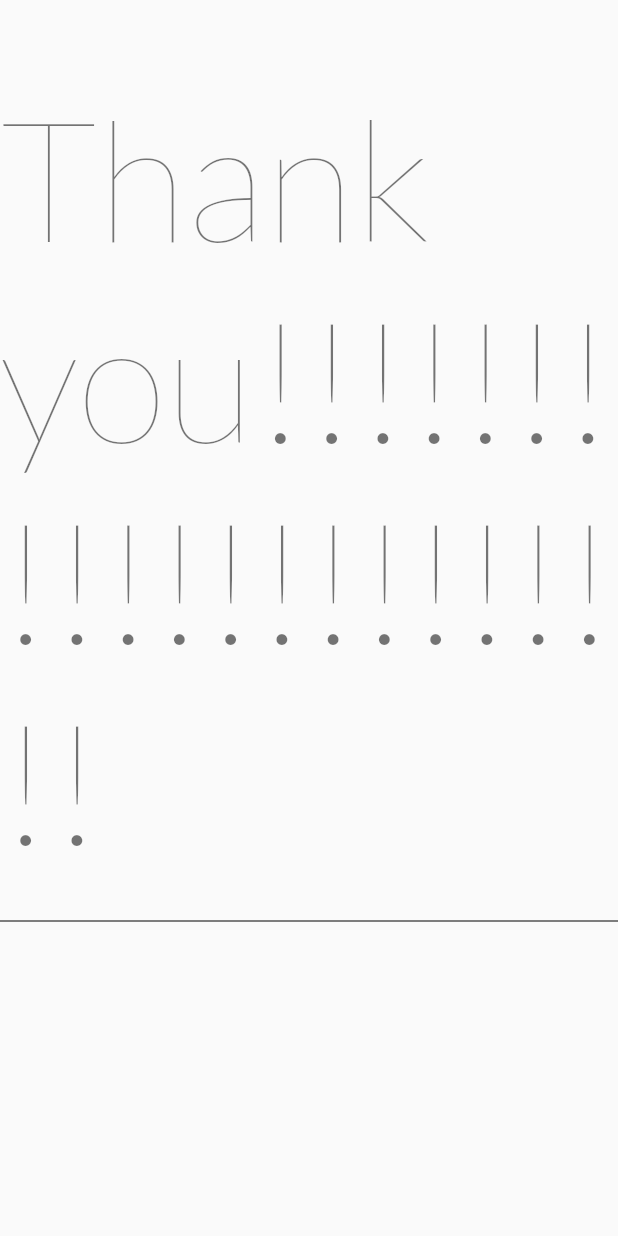
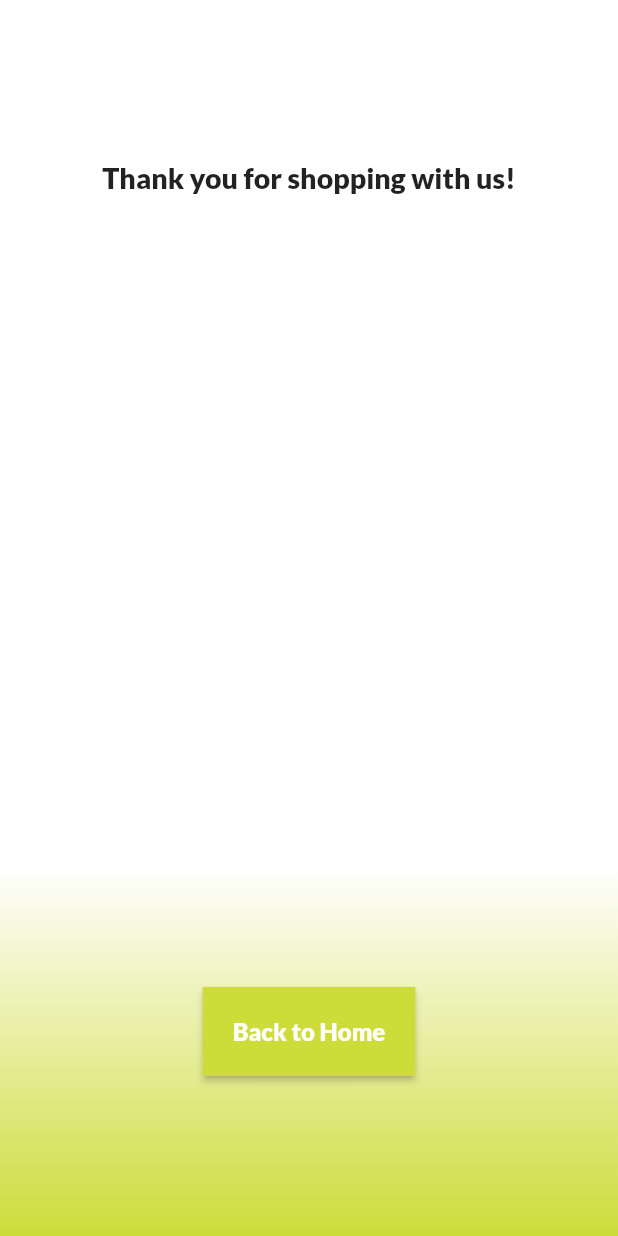
Before and after one commit to mettsardw/smart-chugg2, a Flutter app: the Thankyou screen opened by its route, on a phone screen of 412 x 824 dp. Run offline on Flutter 3.47's test engine with Material 2 defaults, Android fonts, the phone set to English and light mode, and no system bars; our stand-ins replace google_fonts, logger; missing offline and left inert: barcode_scan; network calls fail.

Commit message:
blind: bikin checkout and fix thank you screen

```diff
--- a/lib/barang_manager.dart
+++ b/lib/barang_manager.dart
@@ -9,7 +9,6 @@ class BarangManager{
   isiBarangs({txnID:11}) async{
     print("Getting txn ke: "+txnID.toString());
     List<Barang> barangs = [];
-    //TODO: hit service get List of barang
     Map <String,dynamic> m = await sc.inqBarangFromTxn(txnID);
     var jsonBrg = m["TRANSACTION_DETAIL"];
     for (var i = 0; i < jsonBrg.length; i++) {
--- a/lib/self_client.dart
+++ b/lib/self_client.dart
@@ -69,4 +69,9 @@ class SelfClient{
     //balikan: status, OTP
     return _postData("getOTP", _makeJSON("txnId", txnID));
   }
+
+  getTxStatus(txnID){
+    //balikan: status: open/closed
+    return _postData("getTransactionStatus", _makeJSON("txnId", txnID));
+  }
 }
--- a/lib/thankyou.dart
+++ b/lib/thankyou.dart
@@ -4,24 +4,50 @@ class Thankyou extends StatelessWidget {
   static const routeName = '/thankyou';
   @override
   Widget build(BuildContext context) {
-    return Scaffold(
-      body: Center(
-        child: Column(
-        mainAxisAlignment: MainAxisAlignment.start,
-        children: <Widget>[
-            SizedBox(height: 50),
-            Text(
-                "Thank you!!!!!!!!!!!!!!!!!!!!!",
-                style: Theme.of(context).textTheme.display4,
-            ),
-            SizedBox(height: 20),
-            Divider(
-                color: Colors.black,
-            ),
+    return Container(
+      decoration: BoxDecoration(
+        gradient: LinearGradient(
+          begin: Alignment.topCenter,
+          end: Alignment.bottomCenter,
+          stops: [0,0.7,1],
+          colors: [
+            Colors.white,
+            Colors.white,
+            Colors.lime
           ],
         ),
-      )
+      ),
+      child: Scaffold(
+        backgroundColor: Colors.transparent,
+      body:Center(
+        child: Column(
+            mainAxisAlignment: MainAxisAlignment.spaceAround,
+            children: <Widget>[
+              Text(
+                'Thank you for shopping with us!',
+                style: Theme.of(context).textTheme.body2.apply(fontSizeDelta: 5,fontWeightDelta: 20),
+              ),
+              SizedBox(height: 100),
+              RaisedButton(
+                padding: const EdgeInsets.all(0.0),
+                child: Container(
+                  decoration: const BoxDecoration(
+                    color: Colors.lime,
+                  ),
+                  padding: const EdgeInsets.all(20.0),
+                  child: Text(
+                    'Back to Home',
+                    style: Theme.of(context).textTheme.subhead.apply(color: Colors.white,fontWeightDelta: 20),
+                  ),
+                ),
+                onPressed: () {
+                  Navigator.pushNamed(context, '/');
+                },
+              ),
+          ],
+        )
+      ),
+    ),
     );
-    //jalanin function reset all value
   }
 }
```
Also changed, not shown: lib/boarding.dart (+0 -21 lines), lib/checkout.dart (+21 -3 lines), lib/list_barang.dart (+2 -8 lines).
